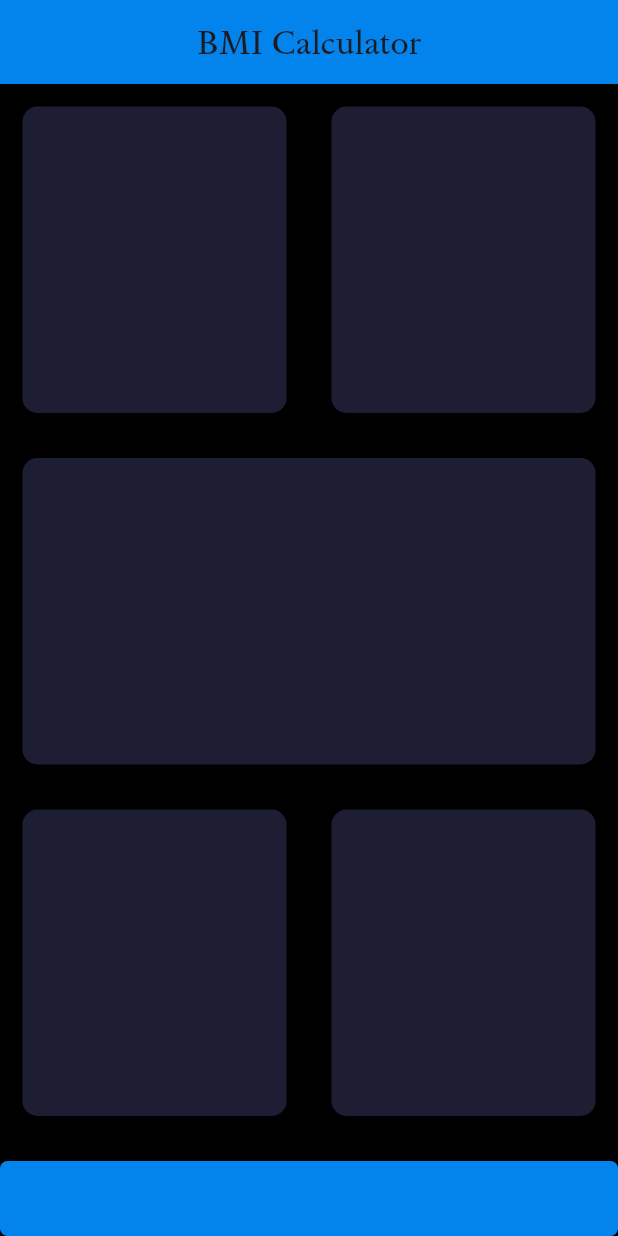
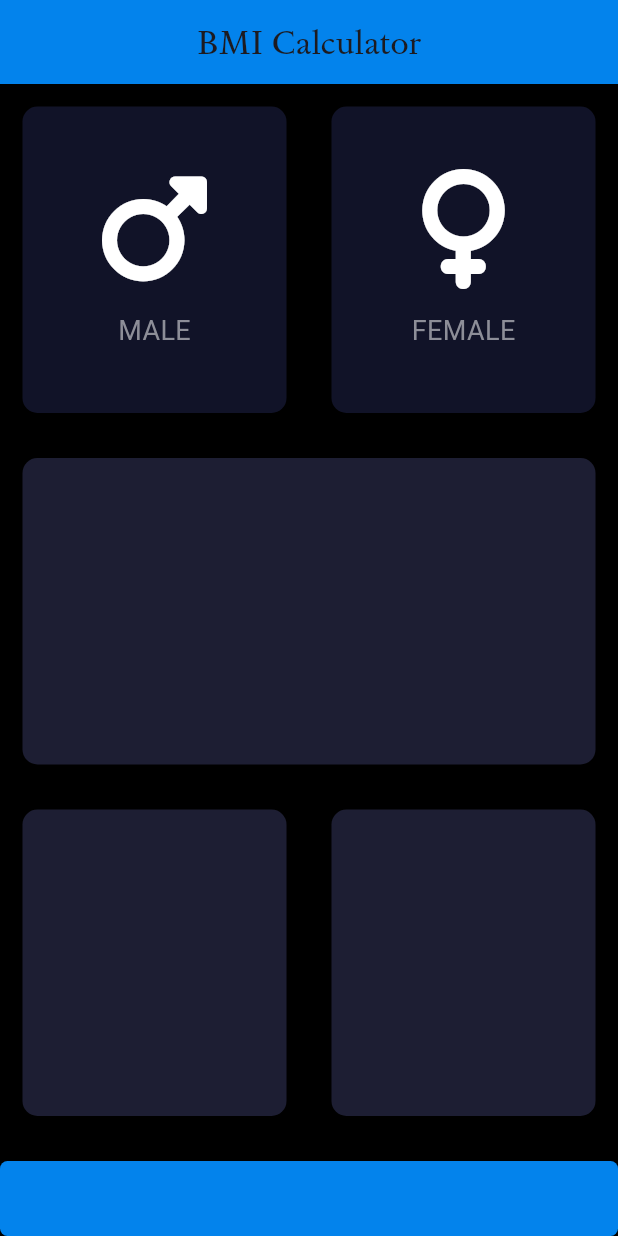
Before and after one commit to vimarshpandey/Flutter-Learning, a Flutter app: the screen it shows after launch, on a phone screen of 412 x 824 dp. Run offline on Flutter 3.47's test engine with Material 3 defaults, Android fonts, the phone set to English and light mode, and no system bars; our stand-ins replace audioplayers, font_awesome_flutter, rflutter_alert.

Commit message:
gender edits added

```diff
--- /dev/null
+++ b/bmi_calculator/lib/genderIcon.dart
@@ -0,0 +1,30 @@
+import 'package:flutter/material.dart';
+
+class genderWidgit extends StatelessWidget {
+  const genderWidgit(
+      {super.key, required this.genderIcon, required this.genderName});
+
+  final IconData genderIcon;
+  final String genderName;
+
+  @override
+  Widget build(BuildContext context) {
+    return Column(
+      mainAxisAlignment: MainAxisAlignment.center,
+      children: [
+        Icon(
+          genderIcon,
+          size: 80,
+          color: Colors.white,
+        ),
+        const SizedBox(
+          height: 15,
+        ),
+        Text(
+          genderName,
+          style: const TextStyle(fontSize: 18, color: Color(0xFF8D8E98)),
+        ),
+      ],
+    );
+  }
+}
--- a/bmi_calculator/lib/inputpage.dart
+++ b/bmi_calculator/lib/inputpage.dart
@@ -1,10 +1,16 @@
 // ignore_for_file: camel_case_types
 
 import 'package:flutter/material.dart';
+import 'package:font_awesome_flutter/font_awesome_flutter.dart';
+import 'genderIcon.dart';
+import 'reuseableContainer.dart';
 
 const bottomContainerHeight = 50.0;
 const bottomContainerColor = Color.fromARGB(255, 3, 131, 236);
 const cardColourCode = Color(0xFF1D1E33);
+const inactiveCardColourCode = Color(0xFF111328);
+
+enum Gender { male, female }
 
 class Inputpage extends StatefulWidget {
   const Inputpage({super.key});
@@ -14,6 +20,27 @@ class Inputpage extends StatefulWidget {
 }
 
 class _InputpageState extends State<Inputpage> {
+  Color maleCardColor = inactiveCardColourCode;
+  Color femaleCardColor = inactiveCardColourCode;
+
+  void updateGenderCardColor(Gender selectedGender) {
+    if (selectedGender == Gender.male) {
+      if (maleCardColor == inactiveCardColourCode) {
+        maleCardColor = cardColourCode;
+        femaleCardColor = inactiveCardColourCode;
+      } else {
+        maleCardColor = inactiveCardColourCode;
+      }
+    } else {
+      if (femaleCardColor == inactiveCardColourCode) {
+        femaleCardColor = cardColourCode;
+        maleCardColor = inactiveCardColourCode;
+      } else {
+        femaleCardColor = inactiveCardColourCode;
+      }
+    }
+  }
+
   @override
   Widget build(BuildContext context) {
     return Scaffold(
@@ -21,23 +48,47 @@ class _InputpageState extends State<Inputpage> {
         centerTitle: true,
         title: const Text(
           "BMI Calculator",
-          style: TextStyle(fontFamily: 'Sedan',),
+          style: TextStyle(
+            fontFamily: 'Sedan',
+          ),
         ),
       ),
       body: SafeArea(
         child: Column(
           children: [
-            const Expanded(
+            Expanded(
               child: Row(
                 children: [
                   Expanded(
-                    child: ReuseableContainer(
-                      colour: cardColourCode,
+                    child: GestureDetector(
+                      onTap: () {
+                        setState(() {
+                          updateGenderCardColor(Gender.male);
+                        });
+                      },
+                      child: ReuseableContainer(
+                        colour: maleCardColor,
+                        cardChild: const genderWidgit(
+                          genderIcon: FontAwesomeIcons.mars,
+                          genderName: "MALE",
+                        ),
+                      ),
                     ),
                   ),
                   Expanded(
-                    child: ReuseableContainer(
-                      colour: cardColourCode,
+                    child: GestureDetector(
+                      onTap: () {
+                        setState(() {
+                          updateGenderCardColor(Gender.female);
+                        });
+                      },
+                      child: ReuseableContainer(
+                        colour: femaleCardColor,
+                        cardChild: const genderWidgit(
+                          genderIcon: FontAwesomeIcons.venus,
+                          genderName: "FEMALE",
+                        ),
+                      ),
                     ),
                   ),
                 ],
@@ -85,20 +136,3 @@ class _InputpageState extends State<Inputpage> {
     );
   }
 }
-
-class ReuseableContainer extends StatelessWidget {
-  const ReuseableContainer({super.key, required this.colour});
-
-  final Color colour;
-
-  @override
-  Widget build(BuildContext context) {
-    return Container(
-      margin: const EdgeInsets.all(15),
-      decoration: BoxDecoration(
-        color: colour,
-        borderRadius: BorderRadius.circular(10),
-      ),
-    );
-  }
-}
--- /dev/null
+++ b/bmi_calculator/lib/reuseablecontainer.dart
@@ -0,0 +1,20 @@
+import 'package:flutter/material.dart';
+
+class ReuseableContainer extends StatelessWidget {
+  const ReuseableContainer({super.key, required this.colour, this.cardChild});
+
+  final Color colour;
+  final Widget? cardChild;
+
+  @override
+  Widget build(BuildContext context) {
+    return Container(
+      margin: const EdgeInsets.all(15),
+      decoration: BoxDecoration(
+        color: colour,
+        borderRadius: BorderRadius.circular(10),
+      ),
+      child: cardChild,
+    );
+  }
+}
--- a/bmi_calculator/pubspec.yaml
+++ b/bmi_calculator/pubspec.yaml
@@ -9,6 +9,7 @@ dependencies:
     sdk: flutter
   cupertino_icons: ^1.0.2
   rename: ^3.0.2
+  font_awesome_flutter: ^10.7.0
 
 dev_dependencies:
   flutter_test:
```
Also changed, not shown: bmi_calculator/pubspec.lock.
